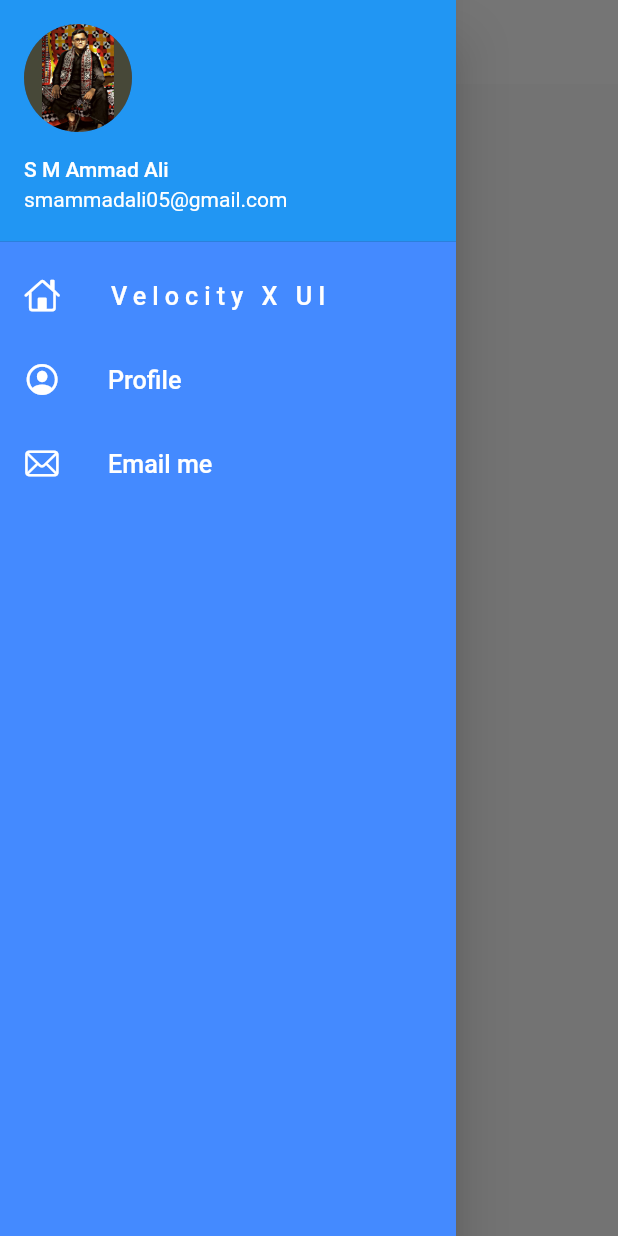
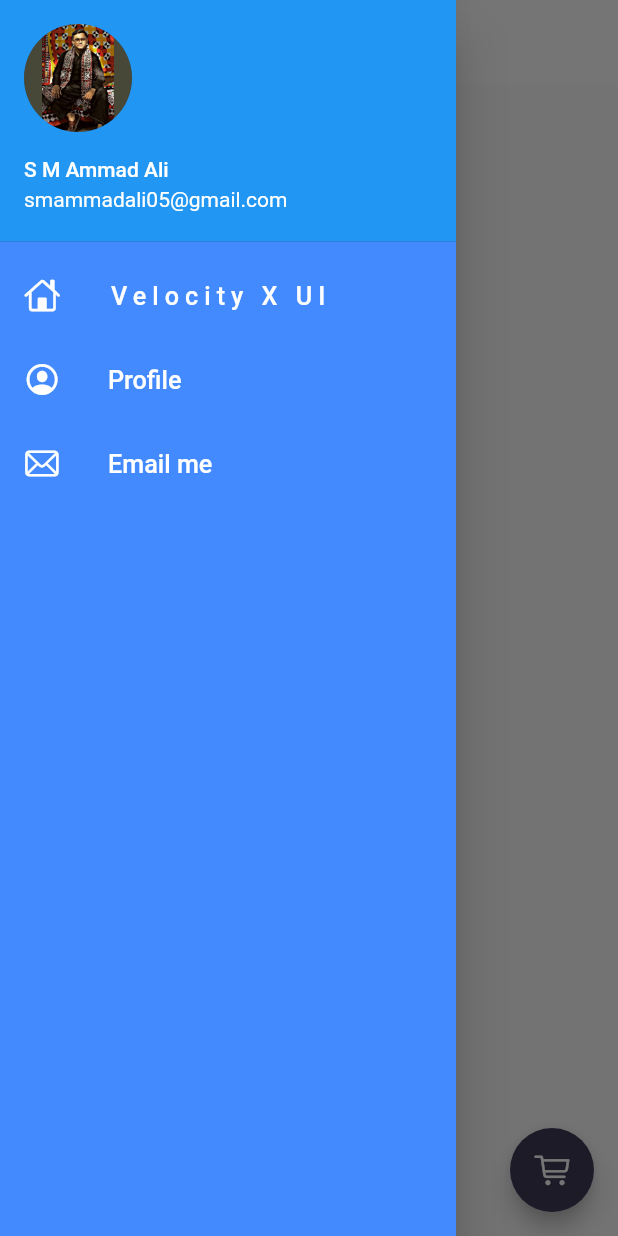
Before and after one commit to SMAmmadAli/30_days_of_flutter, a Flutter app: the screen it shows after launch, with the side drawer open, on a phone screen of 412 x 824 dp. Run offline on Flutter 3.47's test engine with Material 2 defaults, Android fonts, the light colour scheme and no system bars; missing offline and left inert: dart:html; project files that could hold a hidden picture were left out.

Commit message:
Day 17 Completed

```diff
--- a/full_flutter/lib/Pages/Home.dart
+++ b/full_flutter/lib/Pages/Home.dart
@@ -1,4 +1,5 @@
 import 'dart:html';
+import 'package:flutter/cupertino.dart';
 import 'package:flutter/material.dart';
 import 'package:full_flutter/models/catalogs.dart';
 import 'package:full_flutter/utils/routes.dart';
@@ -8,6 +9,7 @@ import 'package:full_flutter/models/catalogs.dart';
 import 'package:flutter/services.dart';
 import 'dart:convert';
 import 'package:flutter/services.dart' show rootBundle;
+import 'package:full_flutter/widgets/themes.dart';
 
 class HomePage extends StatefulWidget {
   @override
@@ -46,6 +48,11 @@ class _HomePageState extends State<HomePage> {
   Widget build(BuildContext context) {
     // final dummyList = List.generate(8,(index) => CatalogModel.items[0]);
     return Scaffold(
+      floatingActionButton: FloatingActionButton(
+        onPressed: () => Navigator.pushNamed(context, MyRoutes.CartRoute),
+        backgroundColor: MyTheme.darkbluish,
+        child: Icon(CupertinoIcons.cart),
+      ),
       appBar: AppBar(
         title: Center(
             child: Text(
--- a/full_flutter/lib/Pages/home_detail_page.dart
+++ b/full_flutter/lib/Pages/home_detail_page.dart
@@ -1,3 +1,4 @@
+import 'package:flutter/cupertino.dart';
 import 'package:flutter/material.dart';
 import 'package:full_flutter/models/catalogs.dart';
 import 'package:full_flutter/widgets/themes.dart';
@@ -13,7 +14,7 @@ class HomeDetailPage extends StatelessWidget {
   @override
   Widget build(BuildContext context) {
     return Scaffold(
-      appBar: AppBar(),
+      appBar: AppBar(backgroundColor: Colors.transparent,),
       bottomNavigationBar: ButtonBar(
         alignment: MainAxisAlignment.spaceBetween,
                     children: [
@@ -34,7 +35,7 @@ class HomeDetailPage extends StatelessWidget {
                               backgroundColor:
                                   MaterialStateProperty.all(MyTheme.darkbluish),
                               shape: MaterialStateProperty.all(StadiumBorder())),
-                          child: Text("Buy"),
+                          child: Text("Add to cart"),
                         ),
                       )
                     ],
--- a/full_flutter/lib/main.dart
+++ b/full_flutter/lib/main.dart
@@ -1,6 +1,7 @@
 import 'package:flutter/material.dart';
 import 'package:full_flutter/Pages/Home.dart';
 import 'package:full_flutter/Pages/Login_page.dart';
+import 'package:full_flutter/Pages/cart_page.dart';
 import 'package:full_flutter/models/grid_view_item.dart';
 import 'package:full_flutter/utils/routes.dart';
 import 'package:full_flutter/widgets/themes.dart';
@@ -34,6 +35,7 @@ class _MyAppState extends State<MyApp> {
         MyRoutes.loginRoute: (context) => LoginPage(),
         MyRoutes.gridViewRoute: (context) => GridViewPage(),
         MyRoutes.VelXUI: (context) => XUI(),
+        MyRoutes.CartRoute: (context) => CartPage(),
       },
     );
   }
--- a/full_flutter/lib/utils/routes.dart
+++ b/full_flutter/lib/utils/routes.dart
@@ -3,4 +3,5 @@ class MyRoutes{
   static String homeRoute = "/home";
   static String gridViewRoute = "/Gogrid";
   static String VelXUI = "/XUI";
+  static String CartRoute = "/Cart";
 }
```
Also changed, not shown: full_flutter/lib/Pages/cart_page.dart (added, +21 -0 lines), full_flutter/lib/widgets/Home_Widgets/catalog_list.dart (+14 -7 lines).
